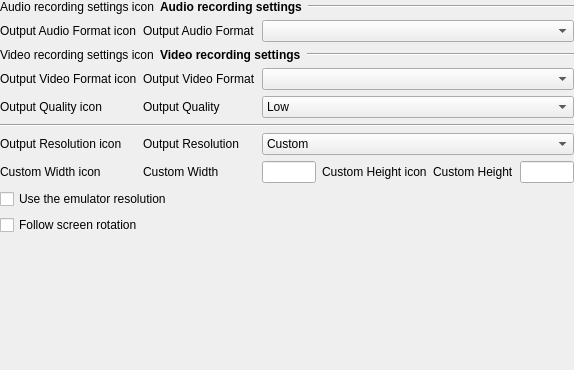
punesemu/puNES, file src/gui/designer/wdgSettingsRecording.ui: the form before one commit.
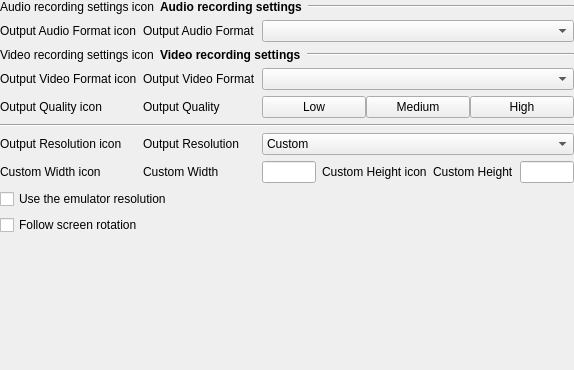
The form after the commit.

The edit to the form file:
```diff
--- a/src/gui/designer/wdgSettingsRecording.ui
+++ b/src/gui/designer/wdgSettingsRecording.ui
@@ -286,31 +286,6 @@
        </property>
       </widget>
      </item>
-     <item row="4" column="2" colspan="4">
-      <widget class="QComboBox" name="comboBox_Output_Quality">
-       <property name="sizePolicy">
-        <sizepolicy hsizetype="Expanding" vsizetype="Fixed">
-         <horstretch>0</horstretch>
-         <verstretch>0</verstretch>
-        </sizepolicy>
-       </property>
-       <item>
-        <property name="text">
-         <string>Low</string>
-        </property>
-       </item>
-       <item>
-        <property name="text">
-         <string>Medium</string>
-        </property>
-       </item>
-       <item>
-        <property name="text">
-         <string>High</string>
-        </property>
-       </item>
-      </widget>
-     </item>
      <item row="0" column="0" colspan="6">
       <layout class="QHBoxLayout" name="horizontalLayout_Audio_recording_settings">
        <item>
@@ -398,6 +373,63 @@
        </property>
       </widget>
      </item>
+     <item row="4" column="2" colspan="4">
+      <widget class="QWidget" name="widget_Output_Quality" native="true">
+       <property name="sizePolicy">
+        <sizepolicy hsizetype="Expanding" vsizetype="Preferred">
+         <horstretch>0</horstretch>
+         <verstretch>0</verstretch>
+        </sizepolicy>
+       </property>
+       <layout class="QHBoxLayout" name="horizontalLayout_cm">
+        <property name="spacing">
+         <number>0</number>
+        </property>
+        <property name="leftMargin">
+         <number>0</number>
+        </property>
+        <property name="topMargin">
+         <number>0</number>
+        </property>
+        <property name="rightMargin">
+         <number>0</number>
+        </property>
+        <property name="bottomMargin">
+         <number>0</number>
+        </property>
+        <item>
+         <widget class="QPushButton" name="pushButton_Output_Quality_low">
+          <property name="text">
+           <string>Low</string>
+          </property>
+          <property name="checkable">
+           <bool>true</bool>
+          </property>
+         </widget>
+        </item>
+        <item>
+         <widget class="QPushButton" name="pushButton_Output_Quality_medium">
+          <property name="text">
+           <string>Medium</string>
+          </property>
+          <property name="checkable">
+           <bool>true</bool>
+          </property>
+         </widget>
+        </item>
+        <item>
+         <widget class="QPushButton" name="pushButton_Output_Quality_high">
+          <property name="text">
+           <string>High</string>
+          </property>
+          <property name="checkable">
+           <bool>true</bool>
+          </property>
+         </widget>
+        </item>
+       </layout>
+      </widget>
+     </item>
     </layout>
    </item>
    <item>
```
Left out of the diff: 1 changed line with no effect on the pictures.
